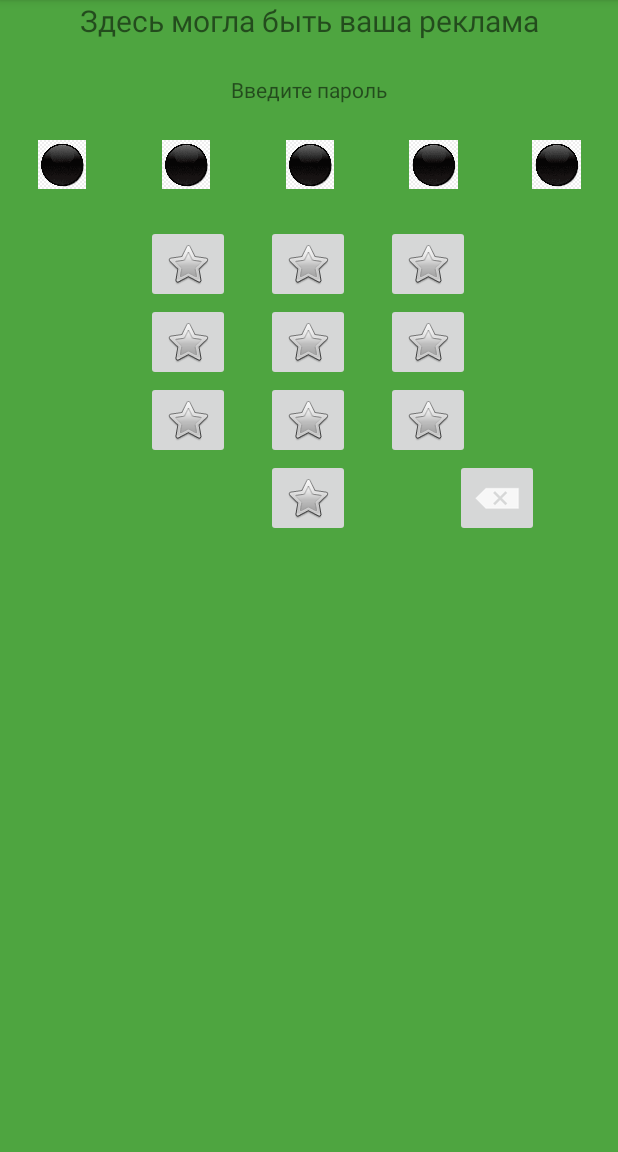
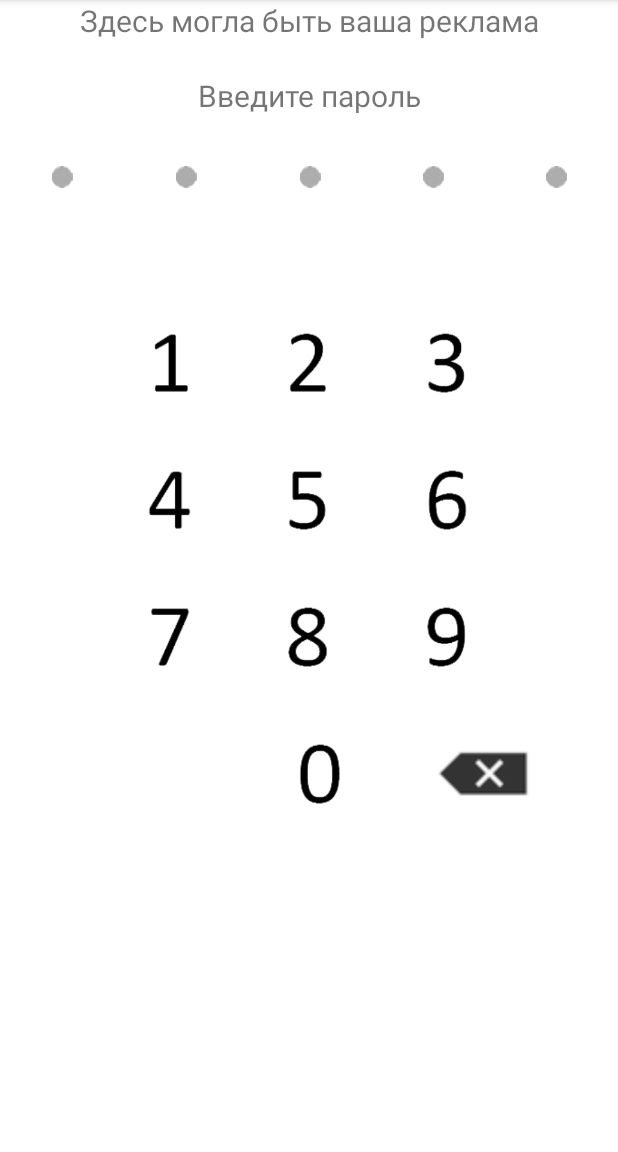
Before and after one commit to Baylake/android-bankapplication, an Android app: the screen it shows after launch (PasswordActivity), on a phone screen of 412 x 824 dp, the part 84-1236 px from its top. Run offline under Robolectric (Android 15) with nearby library versions, the phone set to English and light mode, and no system bars.

Commit message:
MainActivity design
New MainActivity design

```diff
--- a/app/src/main/java/com/example/bank/MainActivity.java
+++ b/app/src/main/java/com/example/bank/MainActivity.java
@@ -32,6 +32,11 @@ public class MainActivity extends AppCompatActivity {
         super.onCreate(savedInstanceState);
         setContentView(R.layout.activity_main);
 
+        //int[] colors = {Color.parseColor("#1aaa6f"),Color.parseColor("#44ccb6"),Color.WHITE,Color.WHITE};
+        // Устанавливаем градиентный фон для корневого представления
+        View view = findViewById(R.id.ConstraintLayoutMainActivity);
+        view.setBackground(AnimatedBackground.createGradient());
+
         ArrayList<BankCard> cards = new ArrayList<>();
         DataBase dataBase=new DataBase();
         cards=dataBase.getBankCards(login);
@@ -50,6 +55,7 @@ public class MainActivity extends AppCompatActivity {
 //        pages.add("Goat");
         LinearLayoutManager layoutManager = new LinearLayoutManager(MainActivity.this, LinearLayoutManager.HORIZONTAL, false);
         RecyclerView recyclerView = findViewById(R.id.RecyclerView1);
+
         recyclerView.setLayoutManager(layoutManager);
         adapter = new MyRecyclerViewAdapter(this, cards);
         //adapter = new MyRecyclerViewAdapter(this, viewColors, pages);
--- a/app/src/main/res/layout/activity_password.xml
+++ b/app/src/main/res/layout/activity_password.xml
@@ -2,10 +2,11 @@
 <androidx.constraintlayout.widget.ConstraintLayout xmlns:android="http://schemas.android.com/apk/res/android"
     xmlns:app="http://schemas.android.com/apk/res-auto"
     xmlns:tools="http://schemas.android.com/tools"
+    android:id="@+id/ConstraintLayoutPasswordActivity"
     android:layout_width="match_parent"
     android:layout_height="match_parent"
-    android:background="#4EA540"
-    tools:context=".PasswordActivity" >
+    android:background="@color/white"
+    tools:context=".PasswordActivity">
 
     <LinearLayout
         android:layout_width="match_parent"
@@ -24,7 +25,7 @@
                 android:layout_weight="1"
                 android:gravity="center_horizontal"
                 android:text="Здесь могла быть ваша реклама"
-                android:textSize="20dp" />
+                android:textSize="20sp" />
 
         </LinearLayout>
 
@@ -43,39 +44,41 @@
                     android:layout_width="match_parent"
                     android:layout_height="wrap_content"
                     android:gravity="center"
-                    android:text="@string/EnterPassword" />
+                    android:text="@string/EnterPassword"
+                    android:textSize="20sp" />
 
                 <LinearLayout
                     android:layout_width="match_parent"
                     android:layout_height="match_parent"
-                    android:orientation="horizontal">
+                    android:orientation="horizontal"
+                    android:paddingTop="30dp">
 
                     <ImageView
                         android:id="@+id/imageView_setOne"
                         android:layout_width="100dp"
                         android:layout_height="wrap_content"
                         android:layout_weight="1"
-                        android:scaleX="0.4"
-                        android:scaleY="0.4"
-                        app:srcCompat="@drawable/black_circle" />
+                        android:scaleX="0.7"
+                        android:scaleY="0.7"
+                        app:srcCompat="@drawable/indicator" />
 
                     <ImageView
                         android:id="@+id/imageView_setTwo"
                         android:layout_width="100dp"
                         android:layout_height="wrap_content"
                         android:layout_weight="1"
-                        android:scaleX="0.4"
-                        android:scaleY="0.4"
-                        app:srcCompat="@drawable/black_circle" />
+                        android:scaleX="0.7"
+                        android:scaleY="0.7"
+                        app:srcCompat="@drawable/indicator" />
 
                     <ImageView
                         android:id="@+id/imageView_setThree"
                         android:layout_width="100dp"
                         android:layout_height="wrap_content"
                         android:layout_weight="1"
-                        android:scaleX="0.4"
-                        android:scaleY="0.4"
-                        app:srcCompat="@drawable/black_circle" />
+                        android:scaleX="0.7"
+                        android:scaleY="0.7"
+                        app:srcCompat="@drawable/indicator" />
 
                     <ImageView
                         android:id="@+id/imageView_setFour"
@@ -83,25 +86,26 @@
                         android:layout_height="wrap_content"
                         android:layout_gravity="start"
                         android:layout_weight="1"
-                        android:scaleX="0.4"
-                        android:scaleY="0.4"
-                        app:srcCompat="@drawable/black_circle" />
+                        android:scaleX="0.7"
+                        android:scaleY="0.7"
+                        app:srcCompat="@drawable/indicator" />
 
                     <ImageView
                         android:id="@+id/imageView_setFive"
                         android:layout_width="100dp"
                         android:layout_height="wrap_content"
                         android:layout_weight="1"
-                        android:scaleX="0.4"
-                        android:scaleY="0.4"
-                        app:srcCompat="@drawable/black_circle" />
+                        android:scaleX="0.7"
+                        android:scaleY="0.7"
+                        app:srcCompat="@drawable/indicator" />
                 </LinearLayout>
             </LinearLayout>
         </LinearLayout>
 
         <TableLayout
             android:layout_width="match_parent"
-            android:layout_height="match_parent">
+            android:layout_height="match_parent"
+            android:layout_marginTop="50dp">
 
             <TableRow
                 android:layout_width="match_parent"
@@ -116,8 +120,11 @@
                     android:id="@+id/image_Button1"
                     android:layout_width="wrap_content"
                     android:layout_height="wrap_content"
+                    android:background="@android:color/transparent"
                     android:contentDescription="@string/Digit_1"
-                    app:srcCompat="@android:drawable/btn_star" />
+                    android:scaleX="0.6"
+                    android:scaleY="0.6"
+                    app:srcCompat="@drawable/digit_1" />
 
                 <Space
                     android:layout_width="wrap_content"
@@ -128,8 +135,11 @@
                     android:id="@+id/image_Button2"
                     android:layout_width="wrap_content"
                     android:layout_height="wrap_content"
+                    android:background="@android:color/transparent"
                     android:contentDescription="@string/Digit_2"
-                    app:srcCompat="@android:drawable/btn_star" />
+                    android:scaleX="0.6"
+                    android:scaleY="0.6"
+                    app:srcCompat="@drawable/digit_2" />
 
                 <Space
                     android:layout_width="wrap_content"
@@ -140,8 +150,11 @@
                     android:id="@+id/image_Button3"
                     android:layout_width="wrap_content"
                     android:layout_height="wrap_content"
+                    android:background="@android:color/transparent"
                     android:contentDescription="@string/Digit_3"
-                    app:srcCompat="@android:drawable/btn_star" />
+                    android:scaleX="0.6"
+                    android:scaleY="0.6"
+                    app:srcCompat="@drawable/digit_3" />
 
                 <Space
                     android:layout_width="wrap_content"
@@ -163,8 +176,11 @@
                     android:id="@+id/image_Button4"
                     android:layout_width="wrap_content"
                     android:layout_height="wrap_content"
+                    android:background="@android:color/transparent"
                     android:contentDescription="@string/Digit_4"
-                    app:srcCompat="@android:drawable/btn_star" />
+                    android:scaleX="0.6"
+                    android:scaleY="0.6"
+                    app:srcCompat="@drawable/digit_4" />
 
                 <Space
                     android:layout_width="wrap_content"
@@ -175,8 +191,11 @@
                     android:id="@+id/image_Button5"
                     android:layout_width="wrap_content"
                     android:layout_height="wrap_content"
+                    android:background="@android:color/transparent"
                     android:contentDescription="@string/Digit_5"
-                    app:srcCompat="@android:drawable/btn_star" />
+                    android:scaleX="0.6"
+                    android:scaleY="0.6"
+                    app:srcCompat="@drawable/digit_5" />
 
                 <Space
                     android:layout_width="wrap_content"
@@ -187,8 +206,11 @@
                     android:id="@+id/image_Button6"
                     android:layout_width="wrap_content"
                     android:layout_height="wrap_content"
+                    android:background="@android:color/transparent"
                     android:contentDescription="@string/Digit_6"
-                    app:srcCompat="@android:drawable/btn_star" />
+                    android:scaleX="0.6"
+                    android:scaleY="0.6"
+                    app:srcCompat="@drawable/digit_6" />
 
                 <Space
                     android:layout_width="wrap_content"
@@ -210,8 +232,11 @@
                     android:id="@+id/image_Button7"
                     android:layout_width="wrap_content"
                     android:layout_height="wrap_content"
+                    android:background="@android:color/transparent"
                     android:contentDescription="@string/Digit_7"
-                    app:srcCompat="@android:drawable/btn_star" />
+                    android:scaleX="0.6"
+                    android:scaleY="0.6"
+                    app:srcCompat="@drawable/digit_7" />
 
                 <Space
                     android:layout_width="wrap_content"
@@ -222,8 +247,11 @@
                     android:id="@+id/image_Button8"
                     android:layout_width="wrap_content"
                     android:layout_height="wrap_content"
+                    android:background="@android:color/transparent"
                     android:contentDescription="@string/Digit_8"
-                    app:srcCompat="@android:drawable/btn_star" />
+                    android:scaleX="0.6"
+                    android:scaleY="0.6"
+                    app:srcCompat="@drawable/digit_8" />
 
                 <Space
                     android:layout_width="wrap_content"
@@ -234,8 +262,11 @@
                     android:id="@+id/image_Button9"
                     android:layout_width="wrap_content"
                     android:layout_height="wrap_content"
+                    android:background="@android:color/transparent"
                     android:contentDescription="@string/Digit_9"
-                    app:srcCompat="@android:drawable/btn_star" />
+                    android:scaleX="0.6"
+                    android:scaleY="0.6"
+                    app:srcCompat="@drawable/digit_9" />
 
                 <Space
                     android:layout_width="wrap_content"
@@ -251,26 +282,34 @@
                 <Space
                     android:layout_width="wrap_content"
                     android:layout_height="wrap_content"
-                    android:layout_weight="1.02" />
+                    android:layout_weight="1" />
 
                 <ImageButton
                     android:id="@+id/image_Button0"
                     android:layout_width="wrap_content"
                     android:layout_height="wrap_content"
+                    android:background="@android:color/transparent"
                     android:contentDescription="@string/Digit_0"
-                    app:srcCompat="@android:drawable/btn_star" />
+                    android:scaleX="0.6"
+                    android:scaleY="0.6"
+                    app:srcCompat="@drawable/digit_0" />
 
                 <Space
                     android:layout_width="wrap_content"
                     android:layout_height="wrap_content"
-                    android:layout_weight="0.4" />
+                    android:layout_weight="0.2" />
 
                 <ImageButton
                     android:id="@+id/image_ButtonDelete"
                     android:layout_width="wrap_content"
                     android:layout_height="wrap_content"
+                    android:layout_marginTop="25dp"
+                    android:background="@android:color/transparent"
                     android:contentDescription="@string/ButtonDelete"
-                    app:srcCompat="@android:drawable/ic_input_delete" />
+                    android:scaleX="2"
+                    android:scaleY="2"
+                    app:srcCompat="@android:drawable/ic_input_delete"
+                    app:tint="@color/black" />
 
                 <Space
                     android:layout_width="wrap_content"
--- a/app/src/main/res/values/colors.xml
+++ b/app/src/main/res/values/colors.xml
@@ -7,4 +7,5 @@
     <color name="teal_700">#FF018786</color>
     <color name="black">#FF000000</color>
     <color name="white">#FFFFFFFF</color>
+    <color name="green">#ADFF2F</color>
 </resources>
--- a/app/src/main/res/values/strings.xml
+++ b/app/src/main/res/values/strings.xml
@@ -22,7 +22,7 @@
     <string name="Digit_8">8</string>
     <string name="Digit_9">9</string>
     <string name="Digit_0">0</string>
-    <string name="ButtonDelete">Кнопка delete</string>
+    <string name="ButtonDelete"></string>
 
 
 </resources>
```
Also changed, not shown: app/src/main/java/com/example/bank/AnimatedBackground.java (added, +51 -0 lines), app/src/main/java/com/example/bank/MyRecyclerViewAdapter.java (+4 -4 lines), app/src/main/java/com/example/bank/PasswordActivity.java (+48 -40 lines), app/src/main/res/drawable/rounded_shape.xml (added, +7 -0 lines), app/src/main/res/layout/activity_main.xml (+8 -1 lines), app/src/main/res/layout/second_block.xml (+31 -10 lines), app/src/main/res/drawable/indicator_green.png.
